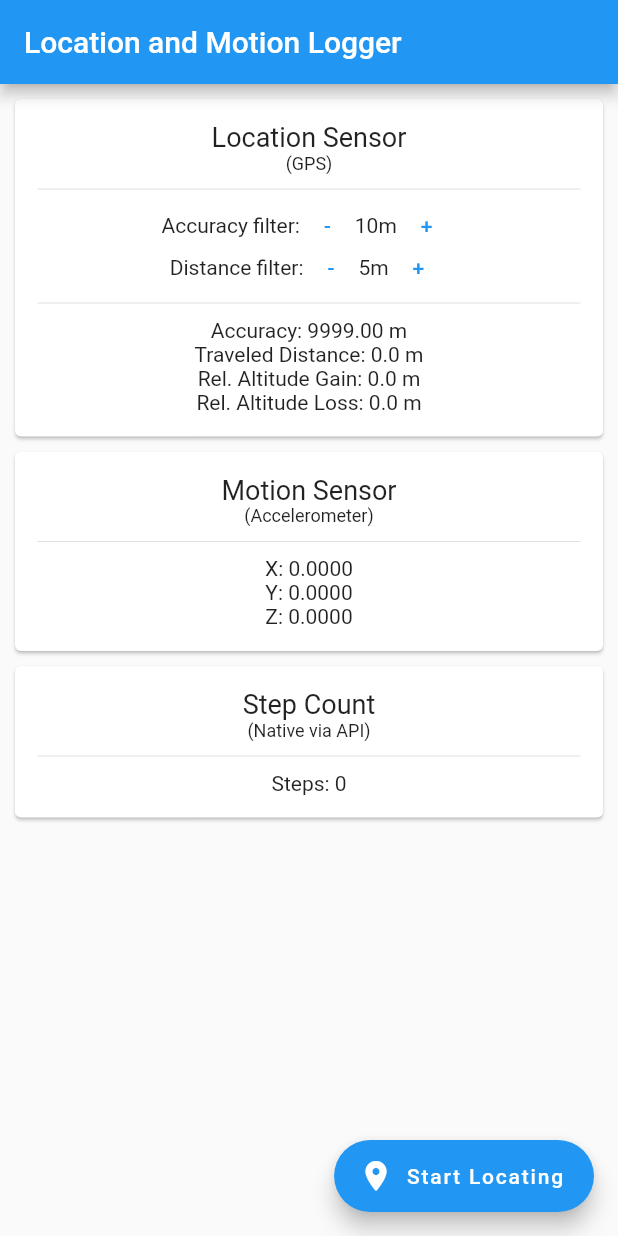
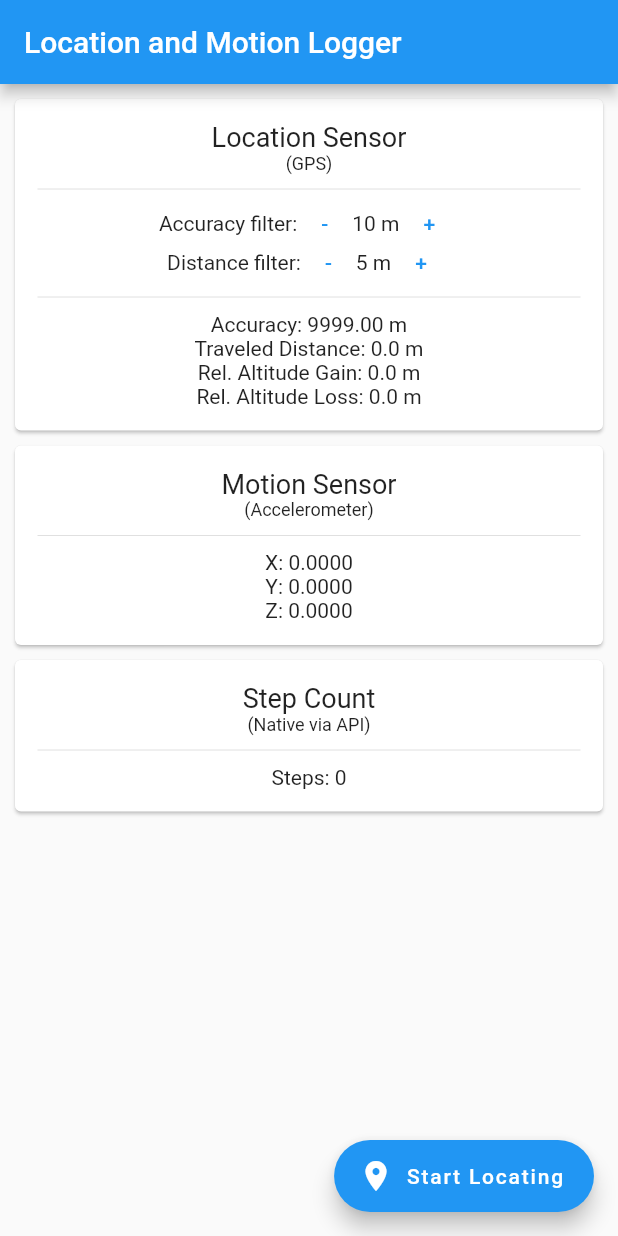
Before and after one commit to leogreu/sensor_gps_logger, a Flutter app: the screen it shows after launch, on a phone screen of 412 x 824 dp. Run offline on Flutter 3.47's test engine with Material 2 defaults, Android fonts, the phone set to English and light mode, and no system bars; our stand-ins replace device_info, geolocator, pedometer.

Commit message:
Minor fix

```diff
--- a/lib/logger.dart
+++ b/lib/logger.dart
@@ -105,9 +105,9 @@ class Logger {
     Uri uri = Uri.parse("https://imidist.uber.space/logs/saveLog/");
     http.MultipartRequest request = new http.MultipartRequest("POST", uri);
     if (notes.isNotEmpty) {
-      request.fields['notes'] = "$platform, $device, $notes, accFilter: $_accuracyFilter, distFilter: $_distanceFilter";
+      request.fields['notes'] = "$platform, $device, $notes, accFilter$_accuracyFilter, distFilter$_distanceFilter";
     } else {
-      request.fields['notes'] = "$platform, $device, accFilter: $_accuracyFilter, distFilter: $_distanceFilter";
+      request.fields['notes'] = "$platform, $device, accFilter$_accuracyFilter, distFilter$_distanceFilter";
     }
     request.files.add(new http.MultipartFile.fromString("csv", _csvHeader + csvContent));
 
--- a/lib/main.dart
+++ b/lib/main.dart
@@ -345,17 +345,17 @@ class _StepperState extends State<Stepper> {
         Text("${widget._name}:"),
         ButtonTheme(
           minWidth: 28.0,
-          height: 28.0,
+          height: 26.0,
           child: FlatButton(
             onPressed: _decrement,
             child: Text("-", style: TextStyle(color: Colors.blue)),
             materialTapTargetSize: MaterialTapTargetSize.shrinkWrap
           )
         ),
-        Text("${_counter}m"),
+        Text("$_counter m"),
         ButtonTheme(
           minWidth: 28.0,
-          height: 28.0,
+          height: 26.0,
           child: FlatButton(
             onPressed: _increment,
             child: Text("+", style: TextStyle(color: Colors.blue)),
```
